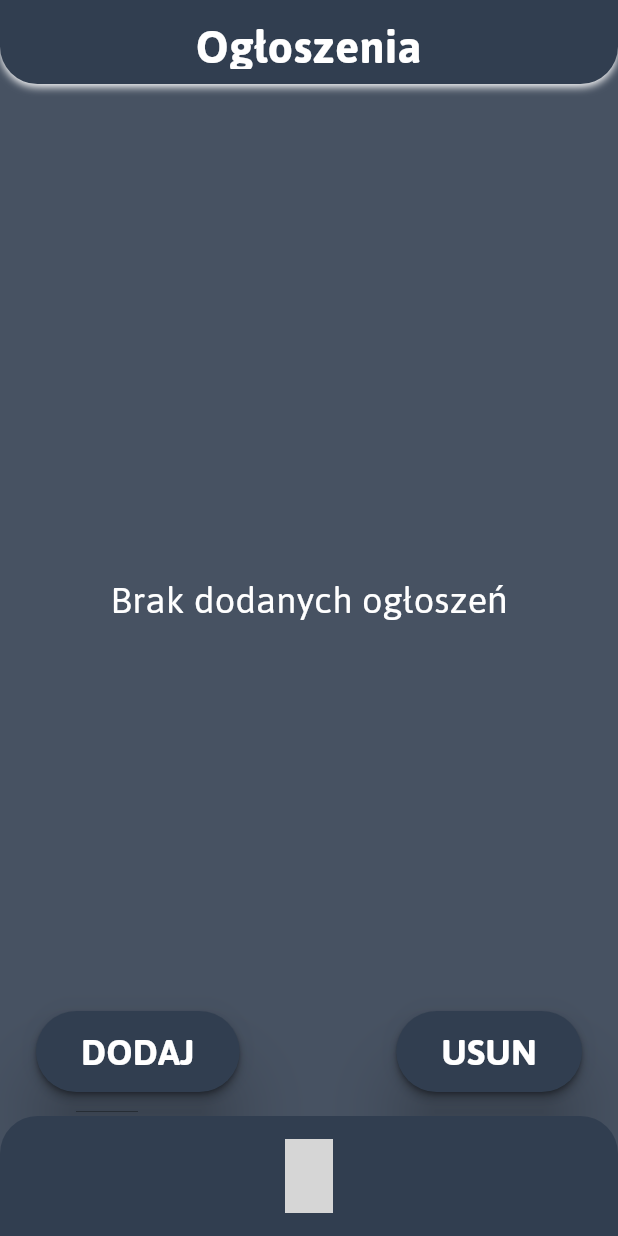
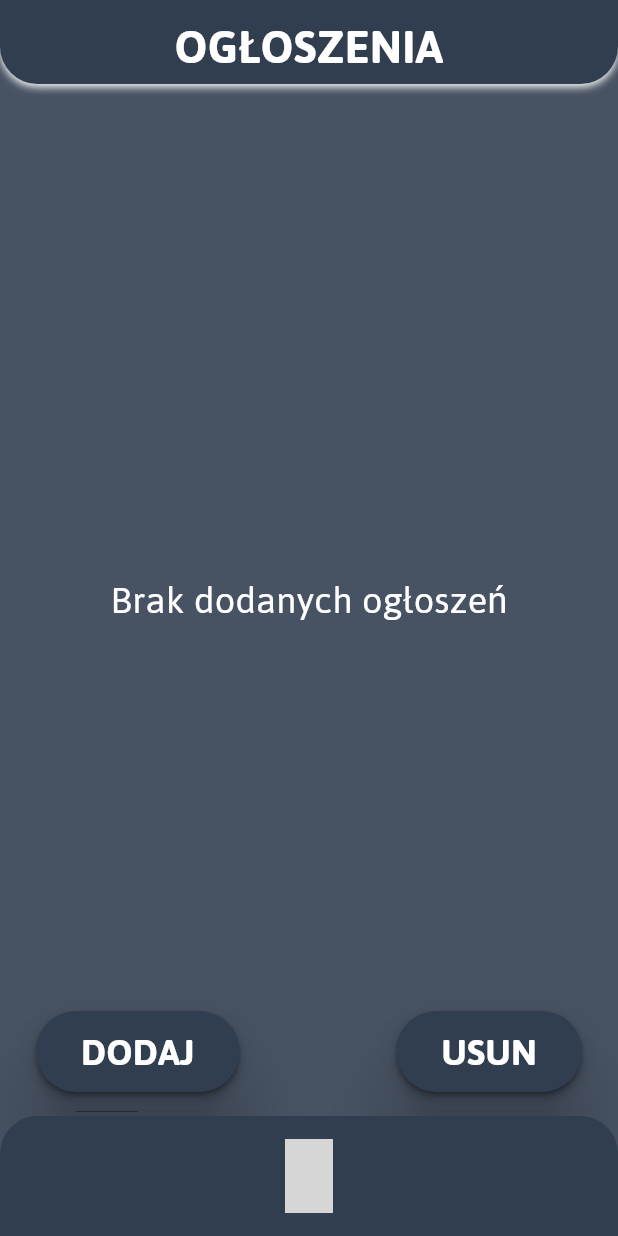
Before and after one commit to kuba122388/ClassMate, a Flutter app: the AnnouncementsPage screen opened directly, on a phone screen of 412 x 824 dp. Run offline on Flutter 3.47's test engine with Material 3 defaults, Android fonts, the phone set to English and light mode, and no system bars; our stand-ins replace cloud_firestore, firebase_auth, firebase_core, firebase_storage, image_picker; accounts and stored records are empty; grey boxes are pictures that could not be loaded.

Commit message:
Uppercased title of the page

```diff
--- a/lib/admin-page/announcements-page.dart
+++ b/lib/admin-page/announcements-page.dart
@@ -319,9 +319,10 @@ class _AnnouncementsPageState extends State<AnnouncementsPage> {
             ),
           ],
         ),
-        child: const Center(
-          child: Text(
-            'Ogłoszenia',
+        child: Center(
+          child: deleteOption ?
+          Image.asset('images/announcements.png') : const Text(
+            'OGŁOSZENIA',
             textAlign: TextAlign.center,
             style: TextStyle(
               color: Colors.white,
```
